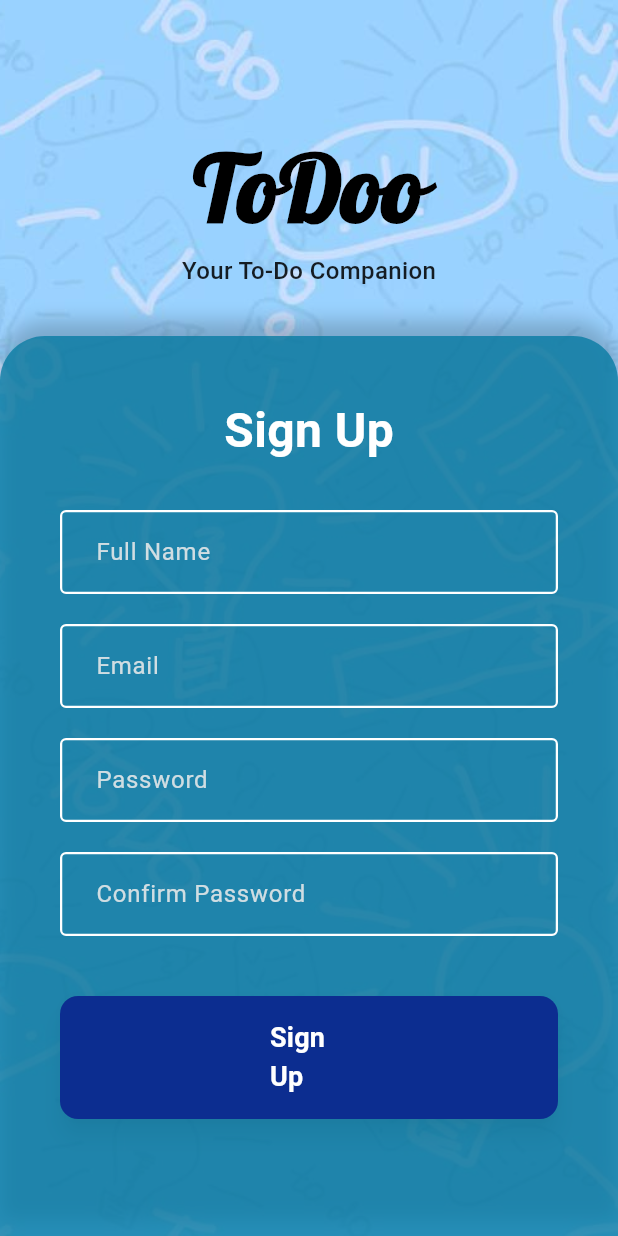
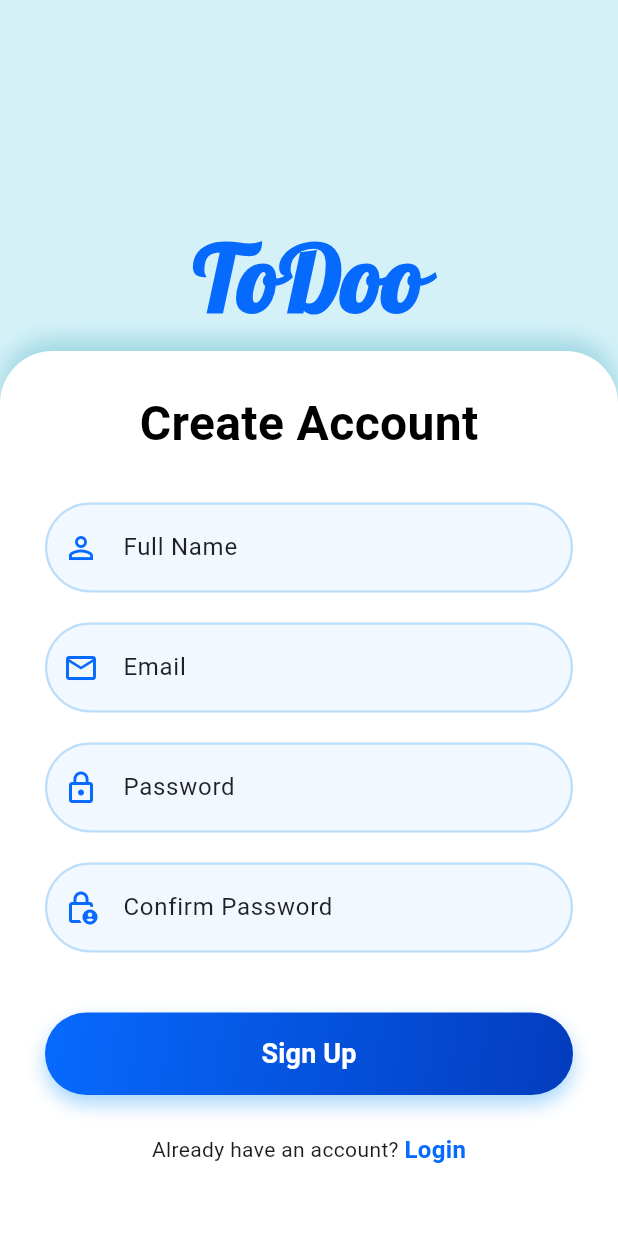
Before and after one commit to NimeshDeepamal/Todo_App, a Flutter app: the SignupScreen screen opened directly, on a phone screen of 412 x 824 dp. Run offline on Flutter 3.47's test engine with Material 3 defaults, Android fonts, the phone set to English and light mode, and no system bars; our stand-ins replace firebase_auth, flutter_riverpod, google_fonts, sqflite; accounts and stored records are empty.

Commit message:
feat(signup): add firebase login

```diff
--- a/lib/presentation/screens/signup_screen.dart
+++ b/lib/presentation/screens/signup_screen.dart
@@ -1,5 +1,7 @@
 import 'package:flutter/material.dart';
 import 'package:google_fonts/google_fonts.dart';
+import 'package:firebase_auth/firebase_auth.dart';
+import 'package:todo_app/presentation/screens/login_screen.dart';
 import 'package:todo_app/presentation/screens/home_screen.dart';
 
 class SignupScreen extends StatefulWidget {
@@ -11,30 +13,63 @@ class SignupScreen extends StatefulWidget {
 
 class _SignupScreenState extends State<SignupScreen> {
   final _formKey = GlobalKey<FormState>();
+  final _nameController = TextEditingController();
+  final _emailController = TextEditingController();
+  final _passwordController = TextEditingController();
+  bool _loading = false;
+
+  Future<void> _signUp() async {
+    if (!_formKey.currentState!.validate()) return;
+    setState(() => _loading = true);
+
+    try {
+      UserCredential userCredential = await FirebaseAuth.instance
+          .createUserWithEmailAndPassword(
+            email: _emailController.text.trim(),
+            password: _passwordController.text.trim(),
+          );
+
+      await userCredential.user?.updateDisplayName(_nameController.text.trim());
+      await userCredential.user?.reload();
+
+      if (context.mounted) {
+        Navigator.pushReplacement(
+          context,
+          MaterialPageRoute(builder: (context) => const HomeScreen()),
+        );
+      }
+    } on FirebaseAuthException catch (e) {
+      String message = 'Signup failed';
+      if (e.code == 'email-already-in-use') {
+        message = 'This email is already registered.';
+      } else if (e.code == 'weak-password') {
+        message = 'Password is too weak.';
+      }
+      ScaffoldMessenger.of(
+        context,
+      ).showSnackBar(SnackBar(content: Text(message)));
+    } finally {
+      setState(() => _loading = false);
+    }
+  }
 
   @override
   Widget build(BuildContext context) {
     return Scaffold(
+      backgroundColor: const Color.fromARGB(255, 213, 241, 248),
       body: Stack(
         children: [
-          Positioned.fill(
-            child: Image.asset(
-              'assets/signup_background.jpeg',
-              fit: BoxFit.cover,
-            ),
-          ),
-
           Align(
             alignment: Alignment.topCenter,
             child: Padding(
-              padding: const EdgeInsets.only(top: 80),
+              padding: const EdgeInsets.only(top: 140),
               child: Column(
                 children: [
                   Text(
                     "ToDoo",
                     textAlign: TextAlign.center,
                     style: GoogleFonts.lobster(
-                      color: const Color.fromARGB(255, 0, 0, 0),
+                      color: const Color.fromARGB(255, 7, 106, 255),
                       fontSize: 62,
                       fontWeight: FontWeight.bold,
                     ),
@@ -55,94 +90,130 @@ class _SignupScreenState extends State<SignupScreen> {
           Align(
             alignment: Alignment.bottomCenter,
             child: Container(
-              height: 600,
+              height: 590,
               decoration: BoxDecoration(
-                color: const Color.fromARGB(194, 2, 121, 161),
+                color: Colors.white,
                 borderRadius: const BorderRadius.only(
-                  topLeft: Radius.circular(30),
-                  topRight: Radius.circular(30),
+                  topLeft: Radius.circular(35),
+                  topRight: Radius.circular(35),
                 ),
                 boxShadow: [
                   BoxShadow(
-                    color: Colors.black.withOpacity(0.2),
-                    offset: const Offset(0, -10),
-                    blurRadius: 10,
+                    color: const Color.fromARGB(
+                      255,
+                      6,
+                      140,
+                      167,
+                    ).withOpacity(0.25),
+                    offset: const Offset(0, -8),
+                    blurRadius: 12,
                   ),
                 ],
               ),
               child: SingleChildScrollView(
                 padding: const EdgeInsets.symmetric(
-                  horizontal: 40,
-                  vertical: 40,
+                  horizontal: 30,
+                  vertical: 25,
                 ),
                 child: Form(
                   key: _formKey,
                   child: Column(
                     children: [
                       const Text(
-                        "Sign Up",
+                        "Create Account",
                         style: TextStyle(
                           fontSize: 32,
-                          color: Color.fromARGB(255, 255, 255, 255),
+                          color: Colors.black,
                           fontWeight: FontWeight.bold,
                         ),
                       ),
                       const SizedBox(height: 30),
 
-                      TextFormField(decoration: _inputDecoration("Full Name")),
+                      TextFormField(
+                        controller: _nameController,
+                        decoration: _inputDecoration(
+                          "Full Name",
+                          Icons.person_outline,
+                        ),
+                        validator: (val) => val == null || val.isEmpty
+                            ? 'Enter your full name'
+                            : null,
+                      ),
                       const SizedBox(height: 20),
 
                       TextFormField(
+                        controller: _emailController,
                         keyboardType: TextInputType.emailAddress,
-                        decoration: _inputDecoration("Email"),
+                        decoration: _inputDecoration(
+                          "Email",
+                          Icons.email_outlined,
+                        ),
+                        validator: (val) => val == null || !val.contains('@')
+                            ? 'Enter valid email'
+                            : null,
+                      ),
+                      const SizedBox(height: 20),
+
+                      TextFormField(
+                        controller: _passwordController,
+                        obscureText: true,
+                        decoration: _inputDecoration(
+                          "Password",
+                          Icons.lock_outline,
+                        ),
+                        validator: (val) => val == null || val.length < 6
+                            ? 'Min 6 characters'
+                            : null,
                       ),
                       const SizedBox(height: 20),
 
                       TextFormField(
                         obscureText: true,
-                        decoration: _inputDecoration("Password"),
+                        decoration: _inputDecoration(
+                          "Confirm Password",
+                          Icons.lock_person_outlined,
                         ),
-                      const SizedBox(height: 20),
-
-                      TextFormField(
-                        obscureText: true,
-                        decoration: _inputDecoration("Confirm Password"),
+                        validator: (val) => val != _passwordController.text
+                            ? 'Passwords do not match'
+                            : null,
                       ),
 
                       const SizedBox(height: 40),
 
-                      ElevatedButton(
-                        onPressed: () {
-                          Navigator.push(
-                            context,
-                            MaterialPageRoute(
-                              builder: (context) => HomeScreen(),
+                      Container(
+                        decoration: BoxDecoration(
+                          gradient: const LinearGradient(
+                            colors: [
+                              Color.fromARGB(255, 7, 106, 255),
+                              Color.fromARGB(255, 3, 60, 190),
+                            ],
+                            begin: Alignment.topLeft,
+                            end: Alignment.bottomRight,
                           ),
-                          );
-                        },
+                          borderRadius: BorderRadius.circular(30),
+                          boxShadow: [
+                            BoxShadow(
+                              color: Colors.blue.withOpacity(0.4),
+                              offset: const Offset(0, 6),
+                              blurRadius: 10,
+                            ),
+                          ],
+                        ),
+                        child: ElevatedButton(
+                          onPressed: _loading ? null : _signUp,
                           style: ElevatedButton.styleFrom(
-                          backgroundColor: const Color.fromARGB(
-                            255,
-                            12,
-                            45,
-                            144,
+                            backgroundColor: Colors.transparent,
+                            shadowColor: Colors.transparent,
+                            minimumSize: const Size.fromHeight(55),
+                            shape: RoundedRectangleBorder(
+                              borderRadius: BorderRadius.circular(30),
                             ),
-                          padding: const EdgeInsets.symmetric(
-                            horizontal: 140,
-                            vertical: 15,
                           ),
-                          shape: RoundedRectangleBorder(
-                            borderRadius: BorderRadius.circular(12),
-                          ),
-                          shadowColor: const Color.fromARGB(
-                            255,
-                            24,
-                            152,
-                            195,
-                          ).withOpacity(0.4),
-                          elevation: 6,
-                        ),
-                        child: const Text(
+                          child: _loading
+                              ? const CircularProgressIndicator(
+                                  color: Colors.white,
+                                )
+                              : const Text(
                                   "Sign Up",
                                   style: TextStyle(
                                     color: Colors.white,
@@ -150,6 +221,34 @@ class _SignupScreenState extends State<SignupScreen> {
                                     fontWeight: FontWeight.w600,
                                   ),
                                 ),
+                        ),
+                      ),
+
+                      const SizedBox(height: 25),
+
+                      Row(
+                        mainAxisAlignment: MainAxisAlignment.center,
+                        children: [
+                          const Text("Already have an account? "),
+                          GestureDetector(
+                            onTap: () {
+                              Navigator.push(
+                                context,
+                                MaterialPageRoute(
+                                  builder: (context) => const LoginScreen(),
+                                ),
+                              );
+                            },
+                            child: const Text(
+                              "Login",
+                              style: TextStyle(
+                                color: Color.fromARGB(255, 7, 106, 255),
+                                fontSize: 16,
+                                fontWeight: FontWeight.bold,
+                              ),
+                            ),
+                          ),
+                        ],
                       ),
                     ],
                   ),
@@ -162,21 +261,22 @@ class _SignupScreenState extends State<SignupScreen> {
     );
   }
 
-  InputDecoration _inputDecoration(String label) {
+  InputDecoration _inputDecoration(String label, IconData icon) {
     return InputDecoration(
       labelText: label,
-      labelStyle: const TextStyle(color: Color.fromARGB(221, 235, 235, 235)),
-      enabledBorder: const OutlineInputBorder(
-        borderSide: BorderSide(color: Colors.white, width: 1.5),
+      prefixIcon: Icon(icon, color: const Color.fromARGB(255, 7, 106, 255)),
+      labelStyle: const TextStyle(color: Colors.black87),
+      filled: true,
+      fillColor: const Color.fromARGB(255, 242, 248, 255),
+      enabledBorder: OutlineInputBorder(
+        borderSide: BorderSide(color: Colors.blue.shade100, width: 1.5),
+        borderRadius: BorderRadius.circular(30),
       ),
-      focusedBorder: const OutlineInputBorder(
-        borderSide: BorderSide(color: Color.fromARGB(255, 9, 45, 74), width: 2),
+      focusedBorder: OutlineInputBorder(
+        borderSide: BorderSide(color: Colors.blue.shade400, width: 2),
+        borderRadius: BorderRadius.circular(30),
       ),
-      floatingLabelStyle: const TextStyle(
-        color: Color.fromARGB(255, 9, 21, 74),
-        fontWeight: FontWeight.w600,
-      ),
-      contentPadding: const EdgeInsets.symmetric(horizontal: 20, vertical: 16),
+      contentPadding: const EdgeInsets.symmetric(horizontal: 20, vertical: 18),
     );
   }
 }
```
Lines whose indentation alone changed are shown as unchanged.
